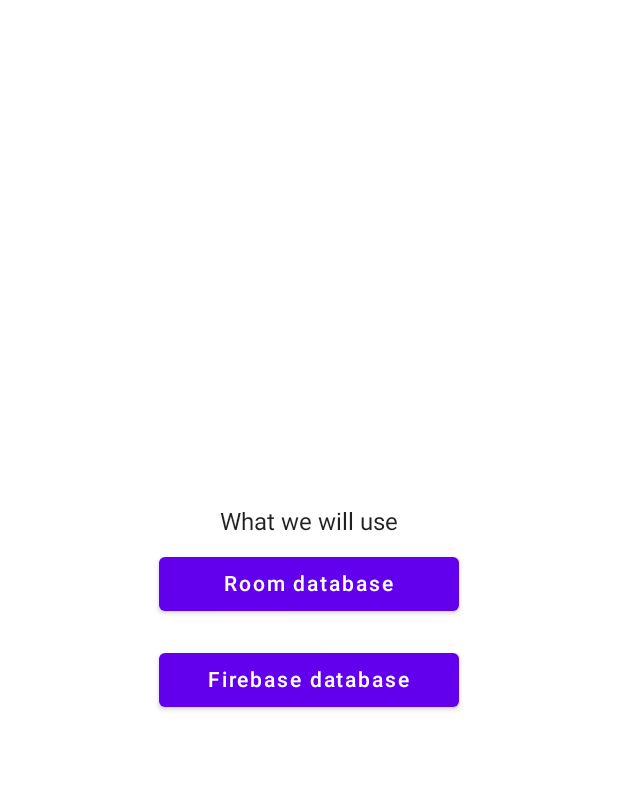
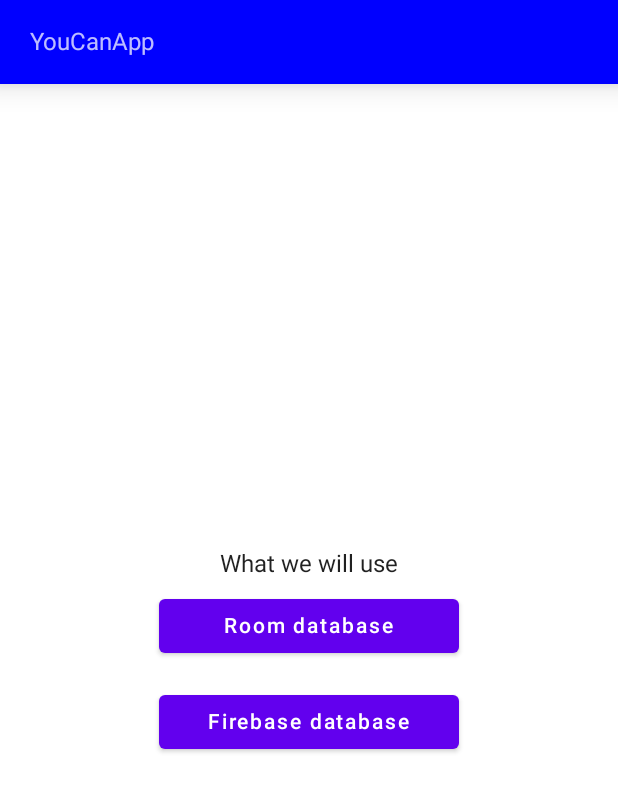
Before and after one commit to PodushkaPIR/YouCanApp, an Android app built with Jetpack Compose: the screen it shows after launch (MainActivity), on a phone screen of 412 x 824 dp. Shown: the top 792 px of the screen. Run offline under Robolectric (Android 15) with nearby library versions, the phone set to English and light mode, and no system bars.

```diff
--- a/app/src/main/java/com/example/youcan/MainActivity.kt
+++ b/app/src/main/java/com/example/youcan/MainActivity.kt
@@ -4,17 +4,23 @@ import android.app.Application
 import android.os.Bundle
 import androidx.activity.ComponentActivity
 import androidx.activity.compose.setContent
-import androidx.compose.foundation.layout.fillMaxSize
-import androidx.compose.material.MaterialTheme
-import androidx.compose.material.Surface
-import androidx.compose.material.Text
+import androidx.compose.foundation.clickable
+import androidx.compose.foundation.layout.*
+import androidx.compose.material.*
+import androidx.compose.material.icons.Icons
+import androidx.compose.material.icons.filled.ExitToApp
 import androidx.compose.runtime.Composable
 import androidx.compose.ui.Modifier
+import androidx.compose.ui.graphics.Color
 import androidx.compose.ui.platform.LocalContext
 import androidx.compose.ui.tooling.preview.Preview
+import androidx.compose.ui.unit.dp
 import androidx.lifecycle.viewmodel.compose.viewModel
+import androidx.navigation.compose.rememberNavController
 import com.example.youcan.navigation.AppNavHost
+import com.example.youcan.navigation.NavRoute
 import com.example.youcan.ui.theme.YouCanTheme
+import com.example.youcan.utils.DB_TYPE
 
 class MainActivity : ComponentActivity() {
     override fun onCreate(savedInstanceState: Bundle?) {
@@ -24,10 +30,49 @@ class MainActivity : ComponentActivity() {
                 val context = LocalContext.current
                 val mViewModel: MainViewModel =
                     viewModel(factory = MainViewModelFactory(context.applicationContext as Application))
-
-                Surface(modifier = Modifier.fillMaxSize(), color = MaterialTheme.colors.background) {
-                    AppNavHost(mViewModel)
-                }
+                val navController = rememberNavController()
+                Scaffold(
+                    topBar = {
+                        TopAppBar(
+                            content = {
+                                Row(
+                                    modifier = Modifier
+                                        .fillMaxWidth()
+                                        .padding(horizontal = 16.dp),
+                                    horizontalArrangement = Arrangement.SpaceBetween
+                                ) {
+                                    Text(text = "YouCanApp")
+                                    if (DB_TYPE.value.isNotEmpty()){
+                                        Icon(
+                                            imageVector = Icons.Default.ExitToApp,
+                                            contentDescription = "",
+                                            modifier = Modifier.clickable {
+                                                mViewModel.signOut {
+                                                    navController.navigate(NavRoute.Start.route){
+                                                        popUpTo(NavRoute.Start.route){
+                                                            inclusive = true
+                                                        }
+                                                    }
+                                                }
+                                            }
+                                        )
+                                    }
+                                }
+                            },
+                            backgroundColor = Color.Blue,
+                            contentColor = Color.White,
+                            elevation = 12.dp
+                        )
+                    },
+                    content = {
+                        Surface(
+                            modifier = Modifier.fillMaxSize(),
+                            color = MaterialTheme.colors.background
+                        ) {
+                            AppNavHost(mViewModel, navController)
+                        }
+                    }
+                )
             }
         }
     }
--- a/app/src/main/java/com/example/youcan/database/room/repository/RoomRepository.kt
+++ b/app/src/main/java/com/example/youcan/database/room/repository/RoomRepository.kt
@@ -23,4 +23,6 @@ class RoomRepository(private val noteRoomDao: NoteRoomDao) : DatabaseRepository
         noteRoomDao.deleteNote(note= note)
         onSuccess()
     }
+
+    override fun signOut() {}
 }
--- a/app/src/main/java/com/example/youcan/model/Note.kt
+++ b/app/src/main/java/com/example/youcan/model/Note.kt
@@ -10,7 +10,8 @@ data class Note(
     @PrimaryKey(autoGenerate = true)
     val id: Int = 0,
     @ColumnInfo
-    val title: String,
+    val title: String = "",
     @ColumnInfo
-    val subtitle: String
+    val subtitle: String = "",
+    val firebaseId: String = ""
 )
--- a/app/src/main/java/com/example/youcan/navigation/AppNavHost.kt
+++ b/app/src/main/java/com/example/youcan/navigation/AppNavHost.kt
@@ -1,6 +1,7 @@
 package com.example.youcan.navigation
 
 import androidx.compose.runtime.Composable
+import androidx.navigation.NavHostController
 import androidx.navigation.compose.NavHost
 import androidx.navigation.compose.composable
 import androidx.navigation.compose.rememberNavController
@@ -20,8 +21,7 @@ sealed class NavRoute(val route: String){
 }
 
 @Composable
-fun AppNavHost(mViewModel: MainViewModel){
-    val navController = rememberNavController()
+fun AppNavHost(mViewModel: MainViewModel, navController: NavHostController){
 
     NavHost(navController = navController, startDestination = NavRoute.Start.route){
         composable(NavRoute.Start.route){ StartScreen(navController = navController, viewModel = mViewModel) }
--- a/app/src/main/java/com/example/youcan/screens/Start.kt
+++ b/app/src/main/java/com/example/youcan/screens/Start.kt
@@ -1,6 +1,7 @@
 package com.example.youcan.screens
 
 import android.app.Application
+import android.util.Log
 import androidx.compose.foundation.layout.*
 import androidx.compose.foundation.shape.RoundedCornerShape
 import androidx.compose.material.*
@@ -67,7 +68,9 @@ fun StartScreen(navController: NavHostController, viewModel: MainViewModel) {
                             EMAIL = email
                             PASSWORD = password
                             viewModel.innitDatabase(TYPE_FIREBASE){
-
+                                Log.d("checkData", "Auth success")
+                                DB_TYPE.value = TYPE_FIREBASE
+                                navController.navigate(NavRoute.Main.route)
                             }
                         },
                         enabled = email.isNotEmpty() && password.isNotEmpty()
@@ -90,6 +93,7 @@ fun StartScreen(navController: NavHostController, viewModel: MainViewModel) {
                 Button(
                     onClick = {
                         viewModel.innitDatabase(TYPE_ROOM){
+                            DB_TYPE.value = TYPE_ROOM
                             navController.navigate(route = NavRoute.Main.route)
 
                         }
```
Also changed, not shown: app/src/main/java/com/example/youcan/MainViewModel.kt (+13 -3 lines), app/src/main/java/com/example/youcan/database/firebase/AllNotesLiveData.kt (added, +40 -0 lines), app/src/main/java/com/example/youcan/database/firebase/AppFirebaseRepository.kt (+34 -5 lines), app/src/main/java/com/example/youcan/screens/Main.kt (+10 -1 lines), app/src/main/java/com/example/youcan/screens/Note.kt (+13 -2 lines), app/src/main/java/com/example/youcan/utils/Constants.kt (+5 -2 lines).
